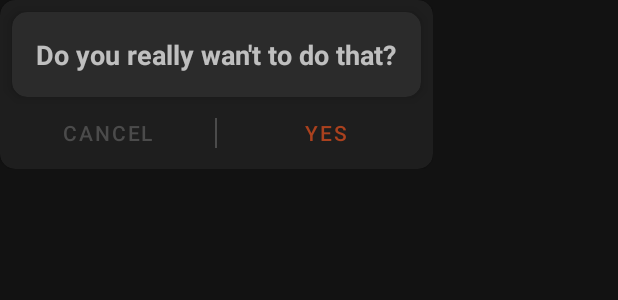
After one commit to AlecSPb/Note, an Android app: the layout fragment_dialog_warning.xml on its own in the app's theme, with its tools: preview values and no code run, on a phone screen of 412 x 824 dp. The commit adds this screen. Shown: the top 300 px of the screen. Run offline under Robolectric (Android 15) with nearby library versions, the phone set to English and light mode, and no system bars.

Commit message:
add warning dialog

```diff
--- a/app/src/main/java/com/coolightman/note/presentation/fragment/SortNotesByDialogFragment.kt
+++ b/app/src/main/java/com/coolightman/note/presentation/fragment/SortNotesByDialogFragment.kt
@@ -67,8 +67,8 @@ class SortNotesByDialogFragment(
         }
     }
 
-    override fun onDestroy() {
-        super.onDestroy()
+    override fun onDestroyView() {
+        super.onDestroyView()
         _binding = null
     }
 }
--- a/app/src/main/res/layout/fragment_dialog_sort_notes.xml
+++ b/app/src/main/res/layout/fragment_dialog_sort_notes.xml
@@ -98,7 +98,7 @@
                     android:layout_height="48dp"
                     android:layout_gravity="center"
                     android:layout_weight="1"
-                    android:textColor="@color/note_red"
+                    android:textColor="@color/light_gray"
                     android:text="@string/cancel_text"
                     app:layout_constraintBottom_toBottomOf="parent"
                     app:layout_constraintEnd_toEndOf="parent" />
--- /dev/null
+++ b/app/src/main/res/layout/fragment_dialog_warning.xml
@@ -0,0 +1,86 @@
+<?xml version="1.0" encoding="utf-8"?>
+<FrameLayout xmlns:android="http://schemas.android.com/apk/res/android"
+    xmlns:app="http://schemas.android.com/apk/res-auto"
+    xmlns:tools="http://schemas.android.com/tools"
+    android:id="@+id/cv_dialog_warning_root"
+    android:layout_width="wrap_content"
+    android:layout_height="wrap_content">
+
+    <com.google.android.material.card.MaterialCardView
+        android:layout_width="match_parent"
+        android:layout_height="wrap_content"
+        android:background="@color/dark_gray"
+        app:cardCornerRadius="10dp">
+
+        <LinearLayout
+            android:layout_width="match_parent"
+            android:layout_height="wrap_content"
+            android:orientation="vertical">
+
+            <com.google.android.material.card.MaterialCardView
+                android:id="@+id/cv_description"
+                android:layout_width="match_parent"
+                android:layout_height="wrap_content"
+                android:layout_marginStart="8dp"
+                android:layout_marginTop="8dp"
+                android:layout_marginEnd="8dp"
+                app:cardCornerRadius="10dp"
+                app:cardElevation="5dp">
+
+                <com.google.android.material.textview.MaterialTextView
+                    android:id="@+id/tv_warning_text"
+                    android:layout_width="match_parent"
+                    android:layout_height="wrap_content"
+                    android:gravity="center"
+                    android:padding="16dp"
+                    android:text="@string/menu_sort_note_title"
+                    android:textSize="18sp"
+                    android:textStyle="bold"
+                    tools:text="Do you really wan't to do that?" />
+
+            </com.google.android.material.card.MaterialCardView>
+
+            <LinearLayout
+                android:layout_width="match_parent"
+                android:layout_height="wrap_content"
+                android:orientation="horizontal">
+
+                <com.google.android.material.button.MaterialButton
+                    android:id="@+id/bt_dialog_cancel"
+                    style="@style/Widget.MaterialComponents.Button.TextButton.Icon"
+                    android:layout_width="0dp"
+                    android:layout_height="48dp"
+                    android:layout_gravity="center"
+                    android:layout_weight="1"
+                    android:minWidth="100dp"
+                    android:text="@string/cancel_text"
+                    android:textColor="@color/light_gray"
+                    app:layout_constraintBottom_toBottomOf="parent"
+                    app:layout_constraintEnd_toEndOf="parent" />
+
+                <View
+                    android:layout_width="1dp"
+                    android:layout_height="20dp"
+                    android:layout_gravity="center_vertical"
+                    android:background="@color/light_gray" />
+
+                <com.google.android.material.button.MaterialButton
+                    android:id="@+id/bt_dialog_yes"
+                    style="@style/Widget.MaterialComponents.Button.TextButton.Icon"
+                    android:layout_width="0dp"
+                    android:layout_height="48dp"
+                    android:layout_gravity="center"
+                    android:layout_weight="1"
+                    android:minWidth="100dp"
+                    android:text="@string/yes"
+                    android:textColor="@color/note_red"
+                    app:layout_constraintBottom_toBottomOf="parent"
+                    app:layout_constraintEnd_toEndOf="parent" />
+
+            </LinearLayout>
+
+        </LinearLayout>
+
+    </com.google.android.material.card.MaterialCardView>
+
+</FrameLayout>
--- a/app/src/main/res/values/strings.xml
+++ b/app/src/main/res/values/strings.xml
@@ -37,4 +37,6 @@
     <string name="snack_note_restored">Note restored</string>
     <string name="snack_permanent_deleted_all">All notes deleted permanently</string>
     <string name="snack_all_restored">All notes restored</string>
+    <string name="yes">Yes</string>
+    <string name="delete_all_note_earning_text">Do you want to permanently delete notes?</string>
 </resources>
```
Also changed, not shown: app/src/main/java/com/coolightman/note/presentation/fragment/NotesTrashFragment.kt (+12 -4 lines), app/src/main/java/com/coolightman/note/presentation/fragment/WarningDialogFragment.kt (added, +65 -0 lines), 1 other file.
